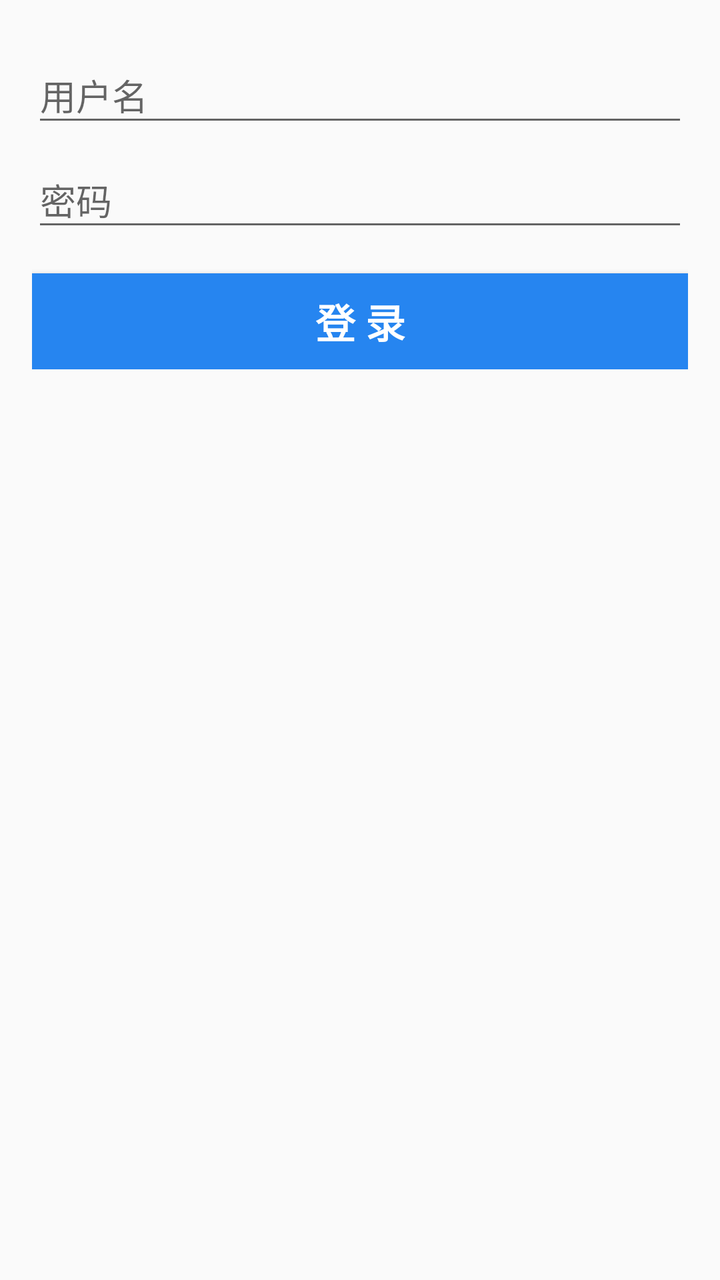
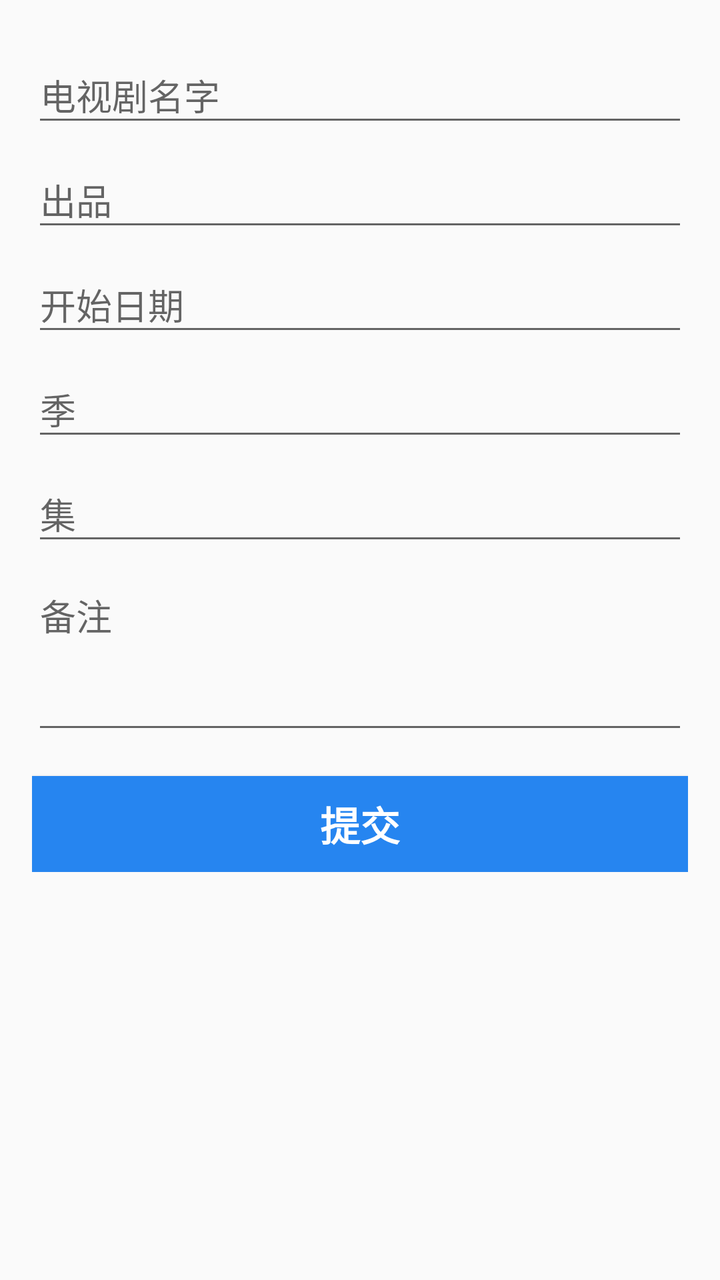

The first picture is an Android layout as it rendered before a commit; the second is the same layout after the commit. The layout source and the unified diff follow.
<!-- AndroidManifest.xml: application theme AppTheme -->
<!-- res/layout/content_show_info.xml -->
<?xml version="1.0" encoding="utf-8"?>
<android.support.constraint.ConstraintLayout
    xmlns:android="http://schemas.android.com/apk/res/android"
    xmlns:app="http://schemas.android.com/apk/res-auto"
    xmlns:tools="http://schemas.android.com/tools"
    android:layout_width="match_parent"
    android:layout_height="match_parent"
    android:paddingBottom="@dimen/activity_vertical_margin"
    android:paddingLeft="@dimen/activity_horizontal_margin"
    android:paddingRight="@dimen/activity_horizontal_margin"
    android:paddingTop="@dimen/activity_vertical_margin"
    app:layout_behavior="@string/appbar_scrolling_view_behavior"
    tools:context="cn.sixlab.app.mineapps.activity.ShowInfoActivity"
    tools:showIn="@layout/activity_show_info">

    <ScrollView
        android:layout_width="match_parent"
        android:layout_height="match_parent">
        <LinearLayout
            android:layout_width="match_parent"
            android:layout_height="wrap_content"
            android:orientation="vertical">

            <android.support.design.widget.TextInputLayout
                android:layout_width="match_parent"
                android:layout_height="wrap_content">

                <AutoCompleteTextView
                    android:id="@+id/username"
                    android:layout_width="match_parent"
                    android:layout_height="wrap_content"
                    android:hint="@string/prompt_username"
                    android:inputType="text"
                    android:maxLines="1"
                    android:singleLine="true"/>

            </android.support.design.widget.TextInputLayout>

            <android.support.design.widget.TextInputLayout
                android:layout_width="match_parent"
                android:layout_height="wrap_content">

                <EditText
                    android:id="@+id/password"
                    android:layout_width="match_parent"
                    android:layout_height="wrap_content"
                    android:hint="@string/prompt_password"
                    android:imeActionId="6"
                    android:imeActionLabel="@string/action_sign_in_short"
                    android:imeOptions="actionUnspecified"
                    android:inputType="textPassword"
                    android:maxLines="1"
                    android:singleLine="true"/>

            </android.support.design.widget.TextInputLayout>

            <Button
                android:id="@+id/show_info_submit"
                style="?android:textAppearanceSmall"
                android:layout_width="match_parent"
                android:layout_height="wrap_content"
                android:layout_marginTop="16dp"
                android:background="@color/colorPrimary"
                android:text="@string/action_sign_in"
                android:textColor="@color/colorWhite"
                android:textSize="20sp"
                android:onClick="attemptLogin"
                android:textStyle="bold"/>

        </LinearLayout>
    </ScrollView>

</android.support.constraint.ConstraintLayout>
<!-- res/layout/activity_show_info.xml (included above) -->
<?xml version="1.0" encoding="utf-8"?>
<android.support.design.widget.CoordinatorLayout
    xmlns:android="http://schemas.android.com/apk/res/android"
    xmlns:app="http://schemas.android.com/apk/res-auto"
    xmlns:tools="http://schemas.android.com/tools"
    android:layout_width="match_parent"
    android:layout_height="match_parent"
    tools:context="cn.sixlab.app.mineapps.activity.ShowInfoActivity">

    <android.support.design.widget.AppBarLayout
        android:layout_width="match_parent"
        android:layout_height="wrap_content"
        android:theme="@style/AppTheme.AppBarOverlay">

        <android.support.v7.widget.Toolbar
            android:id="@+id/toolbar"
            android:layout_width="match_parent"
            android:layout_height="?attr/actionBarSize"
            android:background="?attr/colorPrimary"
            app:popupTheme="@style/AppTheme.PopupOverlay"/>

    </android.support.design.widget.AppBarLayout>

    <include layout="@layout/content_show_info"/>

    <android.support.design.widget.FloatingActionButton
        android:id="@+id/fab"
        android:layout_width="wrap_content"
        android:layout_height="wrap_content"
        android:layout_gravity="bottom|end"
        android:layout_margin="@dimen/fab_margin"
        app:srcCompat="@android:drawable/ic_dialog_email"/>

</android.support.design.widget.CoordinatorLayout>
<!-- resources referenced by this layout -->
<resources>
  <color name="colorPrimary">#2685F0</color>
  <color name="colorWhite">#FFFFFF</color>
  <dimen name="activity_horizontal_margin">16dp</dimen>
  <dimen name="activity_vertical_margin">16dp</dimen>
  <dimen name="fab_margin">16dp</dimen>
  <string name="action_sign_in">登       录</string>
  <string name="action_sign_in_short">Sign in</string>
  <string name="prompt_password">密码</string>
  <string name="prompt_username">用户名</string>
  <style name="AppTheme.AppBarOverlay" parent="ThemeOverlay.AppCompat.Dark.ActionBar" />
  <style name="AppTheme.PopupOverlay" parent="ThemeOverlay.AppCompat.Light" />
  <style name="AppTheme" parent="Theme.AppCompat.Light.DarkActionBar">
          
          <item name="colorPrimary">@color/colorPrimary</item>
          <item name="colorPrimaryDark">@color/colorPrimaryDark</item>
          <item name="colorAccent">@color/colorAccent</item>
      </style>
  <color name="colorPrimaryDark">#477dc5</color>
  <color name="colorAccent">#48b463</color>
</resources>

<!-- the commit's change to res/layout/content_show_info.xml (unified diff, before → after) -->
@@ -25,33 +25,80 @@
                 android:layout_width="match_parent"
                 android:layout_height="wrap_content">
 
-                <AutoCompleteTextView
-                    android:id="@+id/username"
+                <EditText
+                    android:id="@+id/text_show_name"
                     android:layout_width="match_parent"
                     android:layout_height="wrap_content"
-                    android:hint="@string/prompt_username"
+                    android:hint="@string/prompt_show_name"
                     android:inputType="text"
                     android:maxLines="1"
                     android:singleLine="true"/>
-
             </android.support.design.widget.TextInputLayout>
 
             <android.support.design.widget.TextInputLayout
                 android:layout_width="match_parent"
                 android:layout_height="wrap_content">
-
                 <EditText
-                    android:id="@+id/password"
+                    android:id="@+id/text_tv"
                     android:layout_width="match_parent"
                     android:layout_height="wrap_content"
-                    android:hint="@string/prompt_password"
-                    android:imeActionId="6"
-                    android:imeActionLabel="@string/action_sign_in_short"
-                    android:imeOptions="actionUnspecified"
-                    android:inputType="textPassword"
+                    android:hint="@string/prompt_tv"
+                    android:inputType="number"
                     android:maxLines="1"
                     android:singleLine="true"/>
+            </android.support.design.widget.TextInputLayout>
 
+            <android.support.design.widget.TextInputLayout
+                android:layout_width="match_parent"
+                android:layout_height="wrap_content">
+                <EditText
+                    android:id="@+id/text_begin_date"
+                    android:layout_width="match_parent"
+                    android:layout_height="wrap_content"
+                    android:hint="@string/prompt_begin_date"
+                    android:inputType="date"
+                    android:maxLines="1"
+                    android:singleLine="true"/>
+            </android.support.design.widget.TextInputLayout>
+
+            <android.support.design.widget.TextInputLayout
+                android:layout_width="match_parent"
+                android:layout_height="wrap_content">
+                <EditText
+                    android:id="@+id/text_show_season"
+                    android:layout_width="match_parent"
+                    android:layout_height="wrap_content"
+                    android:hint="@string/prompt_show_season"
+                    android:inputType="number"
+                    android:maxLines="1"
+                    android:singleLine="true"/>
+            </android.support.design.widget.TextInputLayout>
+
+            <android.support.design.widget.TextInputLayout
+                android:layout_width="match_parent"
+                android:layout_height="wrap_content">
+                <EditText
+                    android:id="@+id/text_show_episode"
+                    android:layout_width="match_parent"
+                    android:layout_height="wrap_content"
+                    android:hint="@string/prompt_show_episode"
+                    android:inputType="number"
+                    android:maxLines="1"
+                    android:singleLine="true"/>
+            </android.support.design.widget.TextInputLayout>
+
+            <android.support.design.widget.TextInputLayout
+                android:layout_width="match_parent"
+                android:layout_height="wrap_content">
+                <EditText
+                    android:id="@+id/text_remark"
+                    android:layout_width="match_parent"
+                    android:layout_height="wrap_content"
+                    android:hint="@string/prompt_remark"
+                    android:inputType="textMultiLine"
+                    android:minLines="3"
+                    android:maxLines="5"
+                    android:gravity="left|top"/>
             </android.support.design.widget.TextInputLayout>
 
             <Button
@@ -61,10 +108,10 @@
                 android:layout_height="wrap_content"
                 android:layout_marginTop="16dp"
                 android:background="@color/colorPrimary"
-                android:text="@string/action_sign_in"
+                android:text="@string/action_submit"
                 android:textColor="@color/colorWhite"
                 android:textSize="20sp"
-                android:onClick="attemptLogin"
+                android:onClick="submitShow"
                 android:textStyle="bold"/>
 
         </LinearLayout>
<!-- resource entries referenced after the edit -->
@@ -5,10 +5,13 @@
   <dimen name="activity_horizontal_margin">16dp</dimen>
   <dimen name="activity_vertical_margin">16dp</dimen>
   <dimen name="fab_margin">16dp</dimen>
-  <string name="action_sign_in">登       录</string>
-  <string name="action_sign_in_short">Sign in</string>
-  <string name="prompt_password">密码</string>
-  <string name="prompt_username">用户名</string>
+  <string name="action_submit">提交</string>
+  <string name="prompt_begin_date">开始日期</string>
+  <string name="prompt_remark">备注</string>
+  <string name="prompt_show_episode">集</string>
+  <string name="prompt_show_name">电视剧名字</string>
+  <string name="prompt_show_season">季</string>
+  <string name="prompt_tv">出品</string>
   <style name="AppTheme.AppBarOverlay" parent="ThemeOverlay.AppCompat.Dark.ActionBar" />
   <style name="AppTheme.PopupOverlay" parent="ThemeOverlay.AppCompat.Light" />
   <style name="AppTheme" parent="Theme.AppCompat.Light.DarkActionBar">
